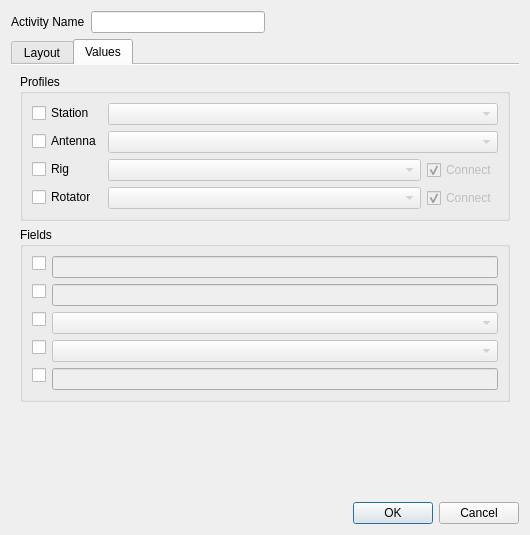
foldynl/QLog, file ui/ActivityEditor.ui: the form before one commit.
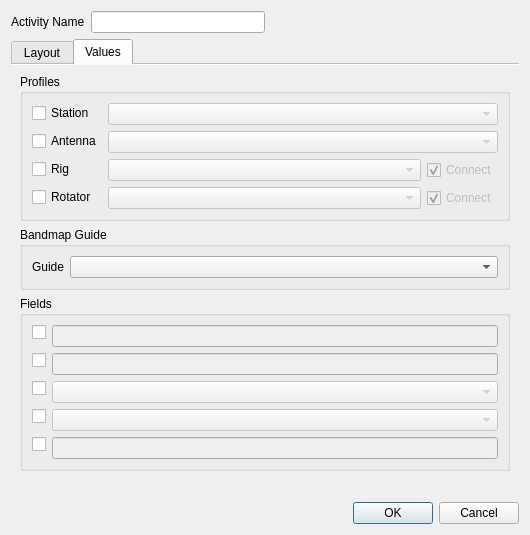
The form after the commit. The open tabs and pages were chosen to show the change. Icons and pictures are not drawn.

Commit message: Activity Editor: Added BandmapGuide Label

```diff
--- a/ui/ActivityEditor.ui
+++ b/ui/ActivityEditor.ui
@@ -1400,6 +1400,25 @@
          </layout>
         </widget>
        </item>
+       <item>
+        <widget class="QGroupBox" name="bandmapGuideGroupBox">
+         <property name="title">
+          <string>Bandmap Guide</string>
+         </property>
+         <layout class="QFormLayout" name="formLayout_5">
+          <item row="0" column="0">
+           <widget class="QLabel" name="bandmapGuideLabel">
+            <property name="text">
+             <string>Guide</string>
+            </property>
+           </widget>
+          </item>
+          <item row="0" column="1">
+           <widget class="QComboBox" name="bandmapGuideCombo"/>
+          </item>
+         </layout>
+        </widget>
+       </item>
        <item>
         <widget class="QGroupBox" name="fieldsGroupBox">
          <property name="title">
```
Left out of the diff: 1 changed line with no effect on the pictures. The commit also changes 7 other files.
